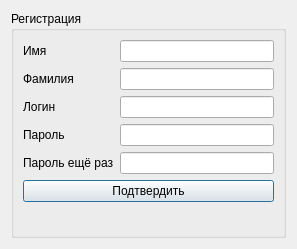
Qt form registrationwin.ui (grigorenkokoko/memebox) before a commit.
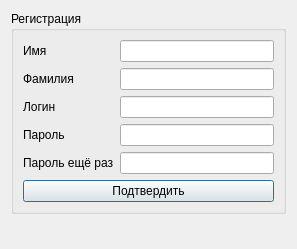
The same form after that commit.

Commit message: Добавил в окно регистрации label_message для сообщений

What changed in the file:
```diff
--- a/registrationwin.ui
+++ b/registrationwin.ui
@@ -80,6 +80,13 @@
      </layout>
     </widget>
    </item>
+   <item>
+    <widget class="QLabel" name="label_message">
+     <property name="text">
+      <string/>
+     </property>
+    </widget>
+   </item>
   </layout>
  </widget>
  <resources/>
```
The commit also changes 30 other files.
